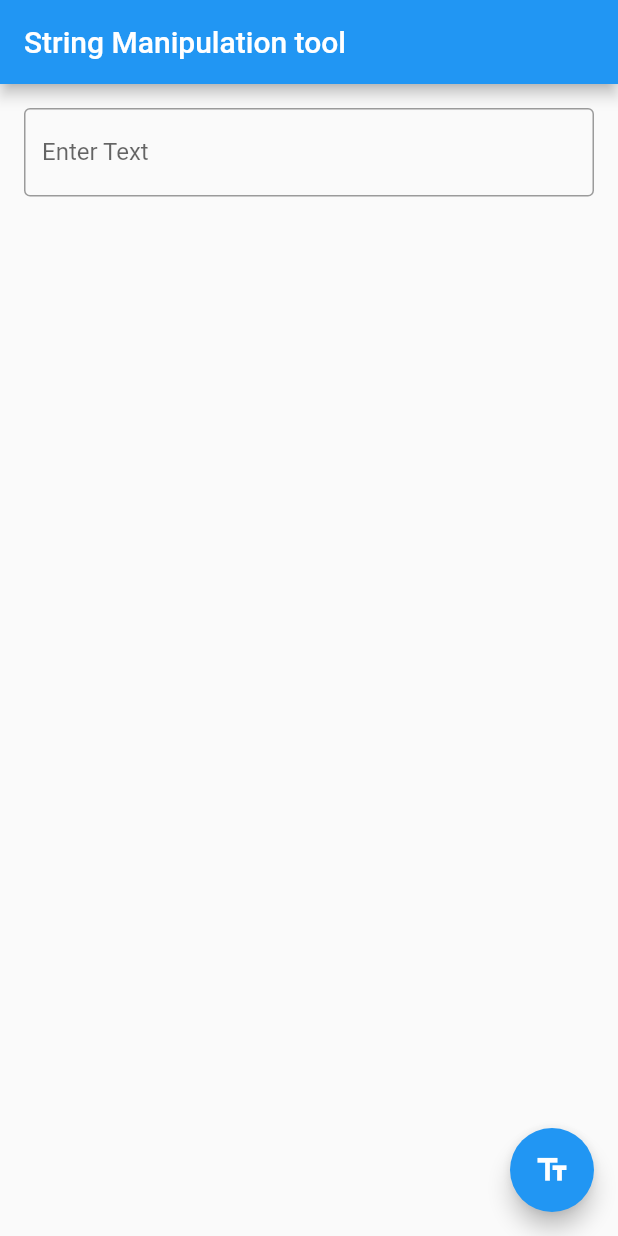
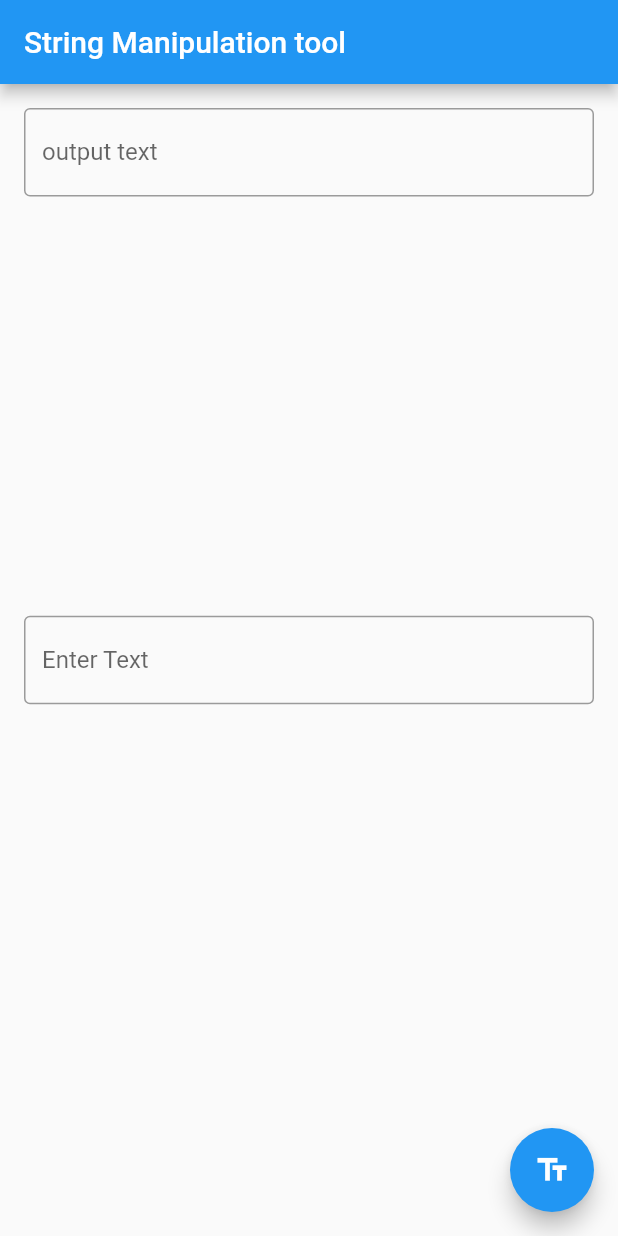
Before and after one commit to David-Tenni/string_manipulation_tool, a Flutter app: the screen it shows after launch, on a phone screen of 412 x 824 dp. Run offline on Flutter 3.47's test engine with Material 2 defaults, Android fonts, the phone set to English and light mode, and no system bars.

Commit message:
added: finishedText class

```diff
--- a/string_manipulation_tool/lib/main.dart
+++ b/string_manipulation_tool/lib/main.dart
@@ -54,6 +54,9 @@
               labelText: 'Enter Text',
             ),
           ),
+          FinishedText(
+
+          )
         ]),
       ),
       floatingActionButton: FloatingActionButton(
@@ -77,3 +80,16 @@
     );
   }
 }
+
+class FinishedText extends StatelessWidget {
+  @override
+  Widget build(BuildContext context) {
+    return Column(children: [
+        TextField(
+        decoration: InputDecoration(
+        border: OutlineInputBorder(),
+        labelText: 'output text',
+      ))
+    ]);
+  }
+}
```
